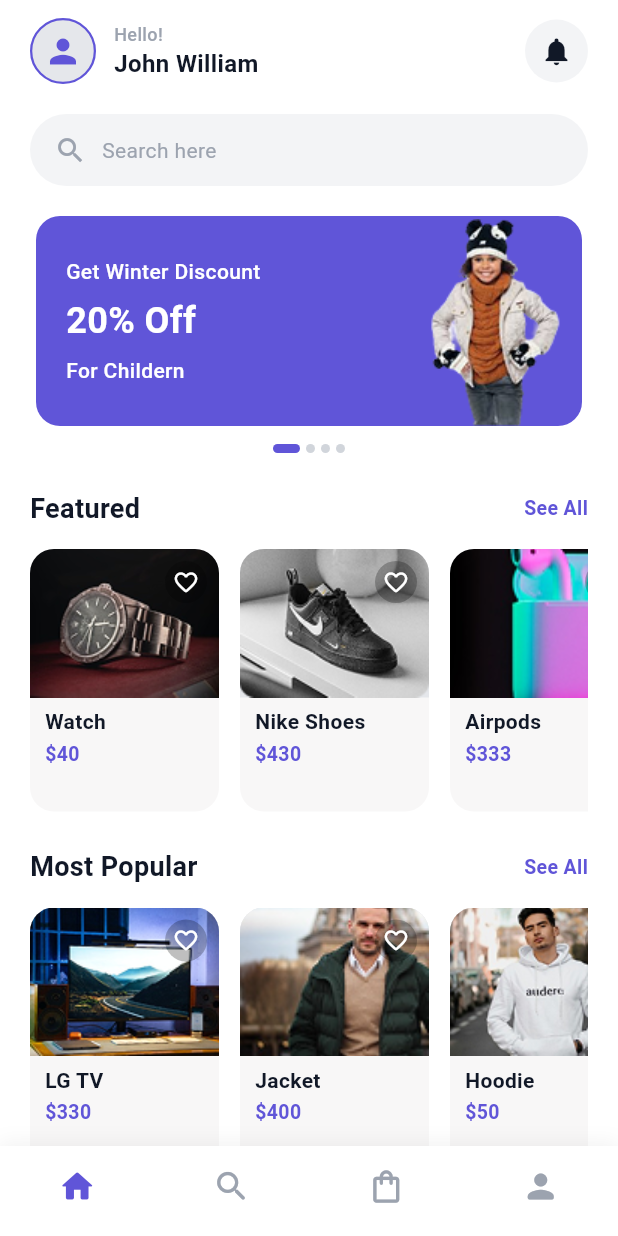
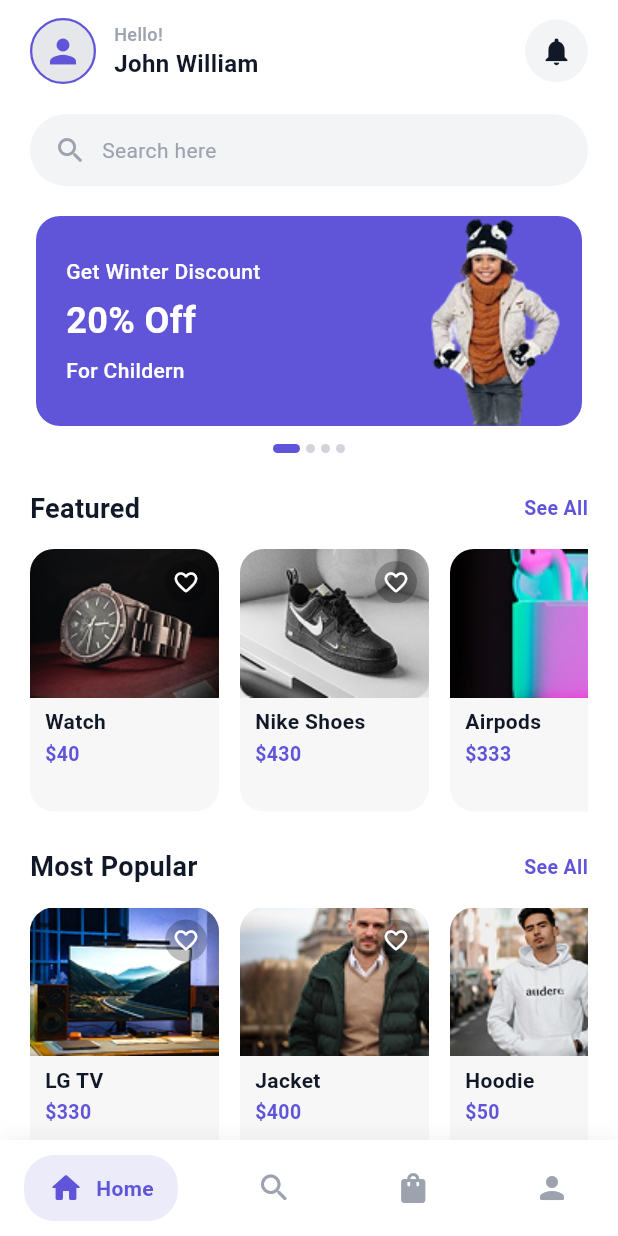
Before and after one commit to AlaaZaitoon/final-iti, a Flutter app: the MainNavScreen screen opened directly, on a phone screen of 412 x 824 dp. Run offline on Flutter 3.47's test engine with Material 3 defaults, Android fonts, the phone set to English and light mode, and no system bars; drawn by our look-alikes of google_nav_bar, smooth_page_indicator; our stand-ins replace cloud_firestore, firebase_auth, firebase_core, google_sign_in; accounts and stored records are empty.

Commit message:
feat: improve product sizing, cart multi-size support, buy-now flow, and switch to google_nav_bar

```diff
--- a/lib/home_nav/main_nav_screen.dart
+++ b/lib/home_nav/main_nav_screen.dart
@@ -3,6 +3,7 @@
    ======================================================= */
 
 import 'package:flutter/material.dart';
+import 'package:google_nav_bar/google_nav_bar.dart';
 import 'home_screen.dart';
 import 'search_screen.dart';
 import 'cart_screen.dart';
@@ -51,39 +52,55 @@ class _MainNavScreenState extends State<MainNavScreen> {
             ),
           ],
         ),
-        child: BottomNavigationBar(
-          currentIndex: _currentIndex,
-          onTap: (index) {
+        child: SafeArea(
+          child: Padding(
+            padding: const EdgeInsets.symmetric(
+              horizontal: 16.0,
+              vertical: 10.0,
+            ),
+            child: GNav(
+              selectedIndex: _currentIndex,
+              onTabChange: (index) {
                 setState(() {
                   _currentIndex = index;
                 });
               },
-          type: BottomNavigationBarType.fixed,
-          backgroundColor: Colors.white,
-          selectedItemColor: const Color(0xFF6055D8),
-          unselectedItemColor: const Color(0xFF9CA3AF),
-          showSelectedLabels: false,
-          showUnselectedLabels: false,
-          elevation: 0,
-          items: const [
-            BottomNavigationBarItem(
-              icon: Icon(Icons.home_rounded, size: 26),
-              label: 'Home',
+              rippleColor: const Color(0xFF6055D8).withValues(alpha: 0.1),
+              hoverColor: const Color(0xFF6055D8).withValues(alpha: 0.05),
+              haptic: true,
+              tabBorderRadius: 20,
+              curve: Curves.easeInOut,
+              duration: const Duration(milliseconds: 300),
+              gap: 8,
+              color: const Color(0xFF9CA3AF),
+              activeColor: const Color(0xFF6055D8),
+              iconSize: 24,
+              tabBackgroundColor:
+                  const Color(0xFF6055D8).withValues(alpha: 0.12),
+              padding: const EdgeInsets.symmetric(
+                horizontal: 16,
+                vertical: 10,
               ),
-            BottomNavigationBarItem(
-              icon: Icon(Icons.search_rounded, size: 26),
-              label: 'Search',
+              tabs: const [
+                GButton(
+                  icon: Icons.home_rounded,
+                  text: 'Home',
                 ),
-            BottomNavigationBarItem(
-              icon: Icon(Icons.shopping_bag_outlined, size: 26),
-              activeIcon: Icon(Icons.shopping_bag_rounded, size: 26),
-              label: 'Cart',
+                GButton(
+                  icon: Icons.search_rounded,
+                  text: 'Search',
                 ),
-            BottomNavigationBarItem(
-              icon: Icon(Icons.person_rounded, size: 26),
-              label: 'Profile',
+                GButton(
+                  icon: Icons.shopping_bag_rounded,
+                  text: 'Cart',
+                ),
+                GButton(
+                  icon: Icons.person_rounded,
+                  text: 'Profile',
                 ),
               ],
+            ),
+          ),
         ),
       ),
     );
--- a/lib/widgets/product_card.dart
+++ b/lib/widgets/product_card.dart
@@ -17,6 +17,7 @@ class Product {
   final double rating;
   final int reviews;
   final String description;
+  final List<String> sizes;
 
   const Product({
     required this.id,
@@ -28,6 +29,7 @@ class Product {
     this.reviews = 20,
     this.description =
         'Culpa aliquam consequuntur veritatis at consequuntur praesentium beatae temporibus nobis. Velit dolorem facilis neque autem. Itaque voluptatem expedita qui eveniet id veritatis eaque. Blanditiis quia placeat nemo. Nobis laudantium nesciunt perspiciatis sit eligendi.',
+    this.sizes = const [],
   });
 }
 
@@ -43,6 +45,7 @@ const List<Product> sampleProducts = [
     reviews: 35,
     description:
         'A luxury analog timepiece crafted with premium materials, water resistance, and an elegant stainless steel finish for any occasion.',
+    sizes: [],
   ),
   Product(
     id: 'nike',
@@ -54,6 +57,7 @@ const List<Product> sampleProducts = [
     reviews: 20,
     description:
         'Culpa aliquam consequuntur veritatis at consequuntur praesentium beatae temporibus nobis. Velit dolorem facilis neque autem. Itaque voluptatem expedita qui eveniet id veritatis eaque. Blanditiis quia placeat nemo. Nobis laudantium nesciunt perspiciatis sit eligendi.',
+    sizes: ['38', '39', '40', '41', '42'],
   ),
   Product(
     id: 'airpods',
@@ -65,6 +69,7 @@ const List<Product> sampleProducts = [
     reviews: 58,
     description:
         'Wireless Bluetooth earbuds delivering rich, immersive sound, active noise cancellation, and seamless connectivity with all your devices.',
+    sizes: [],
   ),
   Product(
     id: 'tv',
@@ -76,6 +81,7 @@ const List<Product> sampleProducts = [
     reviews: 42,
     description:
         'Ultra HD smart television featuring vibrant OLED display, ultra-low latency gaming mode, and cinematic audio experience.',
+    sizes: [],
   ),
   Product(
     id: 'jacket',
@@ -87,6 +93,7 @@ const List<Product> sampleProducts = [
     reviews: 27,
     description:
         'Premium winter insulated down jacket with waterproof outer shell, detachable hood, and fleece-lined pockets.',
+    sizes: ['S', 'M', 'L', 'XL'],
   ),
   Product(
     id: 'hoodie',
@@ -98,6 +105,7 @@ const List<Product> sampleProducts = [
     reviews: 19,
     description:
         'Casual soft-cotton fleece pullover hoodie offering comfort, warmth, and a stylish relaxed fit for daily streetwear.',
+    sizes: ['S', 'M', 'L', 'XL'],
   ),
   Product(
     id: 'girl',
@@ -109,6 +117,7 @@ const List<Product> sampleProducts = [
     reviews: 14,
     description:
         'Breathable pure cotton casual graphic t-shirt with modern print and lightweight relaxed fit.',
+    sizes: ['S', 'M', 'L', 'XL'],
   ),
   Product(
     id: 't-shirt',
@@ -120,6 +129,7 @@ const List<Product> sampleProducts = [
     reviews: 22,
     description:
         'Soft knit crewneck pastel sweater designed for a chic, cozy layer during chilly mornings and evenings.',
+    sizes: ['S', 'M', 'L', 'XL'],
   ),
 ];
 
@@ -211,11 +221,17 @@ class _ProductCardState extends State<ProductCard> {
     }
 
     try {
+      final String defaultSize =
+          widget.product.sizes.isNotEmpty ? widget.product.sizes.first : '';
+      final String docId = defaultSize.isNotEmpty
+          ? '${widget.product.id}_$defaultSize'
+          : widget.product.id;
+
       final cartDoc = FirebaseFirestore.instance
           .collection('users')
           .doc(user.uid)
           .collection('cart')
-          .doc(widget.product.id);
+          .doc(docId);
 
       final snapshot = await cartDoc.get();
       if (snapshot.exists) {
@@ -227,13 +243,15 @@ class _ProductCardState extends State<ProductCard> {
       } else {
         await cartDoc.set({
           'id': widget.product.id,
+          'cartItemId': docId,
           'title': widget.product.title,
           'price': widget.product.price,
           'image': widget.product.image,
           'brand': widget.product.brand,
-          'size': '38',
+          'size': defaultSize,
           'quantity': 1,
           'createdAt': FieldValue.serverTimestamp(),
+          'updatedAt': FieldValue.serverTimestamp(),
         });
       }
 
--- a/pubspec.yaml
+++ b/pubspec.yaml
@@ -15,6 +15,7 @@ dependencies:
   cloud_firestore: ^6.8.0
   smooth_page_indicator: ^2.0.1
   google_sign_in: ^6.2.1
+  google_nav_bar: ^5.0.7
 
 dev_dependencies:
   flutter_test:
```
Also changed, not shown: lib/home_nav/cart_screen.dart (+23 -1 lines), lib/home_nav/product_details_screen.dart (+52 -24 lines), pubspec.lock. Lines whose indentation alone changed are shown as unchanged.
